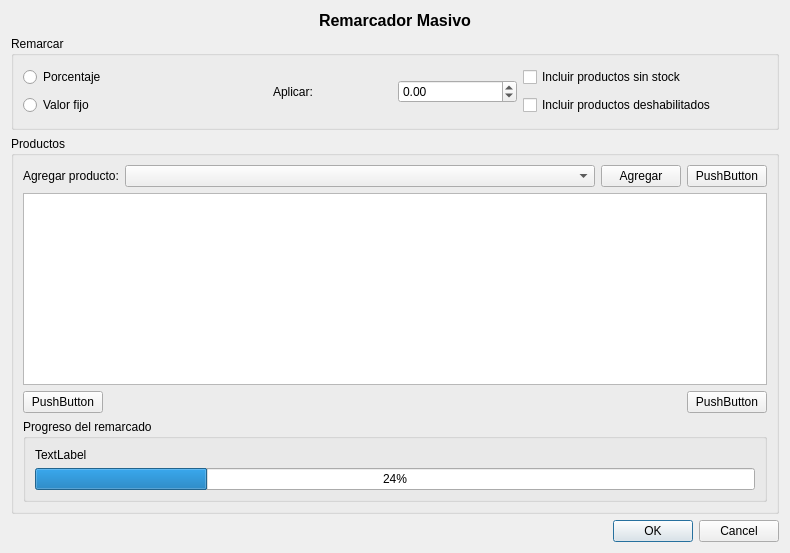
Above: trunk/plugins/productos/dremarcadormasivobase.ui from chungote/gestotux before the change. Below: the same form after it.
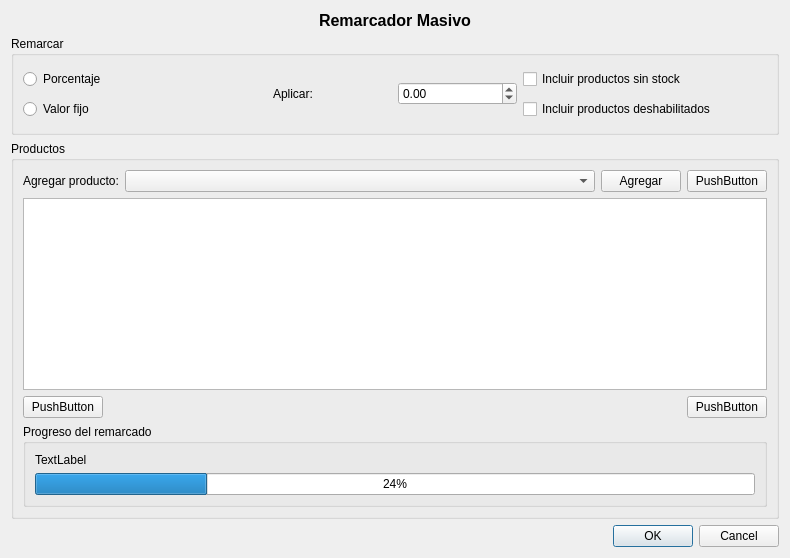
That is the form after the change. Custom widgets are drawn as their Qt base class.

```diff
--- a/trunk/plugins/productos/dremarcadormasivobase.ui
+++ b/trunk/plugins/productos/dremarcadormasivobase.ui
@@ -7,7 +7,7 @@
     <x>0</x>
     <y>0</y>
     <width>790</width>
-    <height>553</height>
+    <height>558</height>
    </rect>
   </property>
   <property name="windowTitle">
```
Left out of the diff: 6 changed lines with no effect on the pictures.
